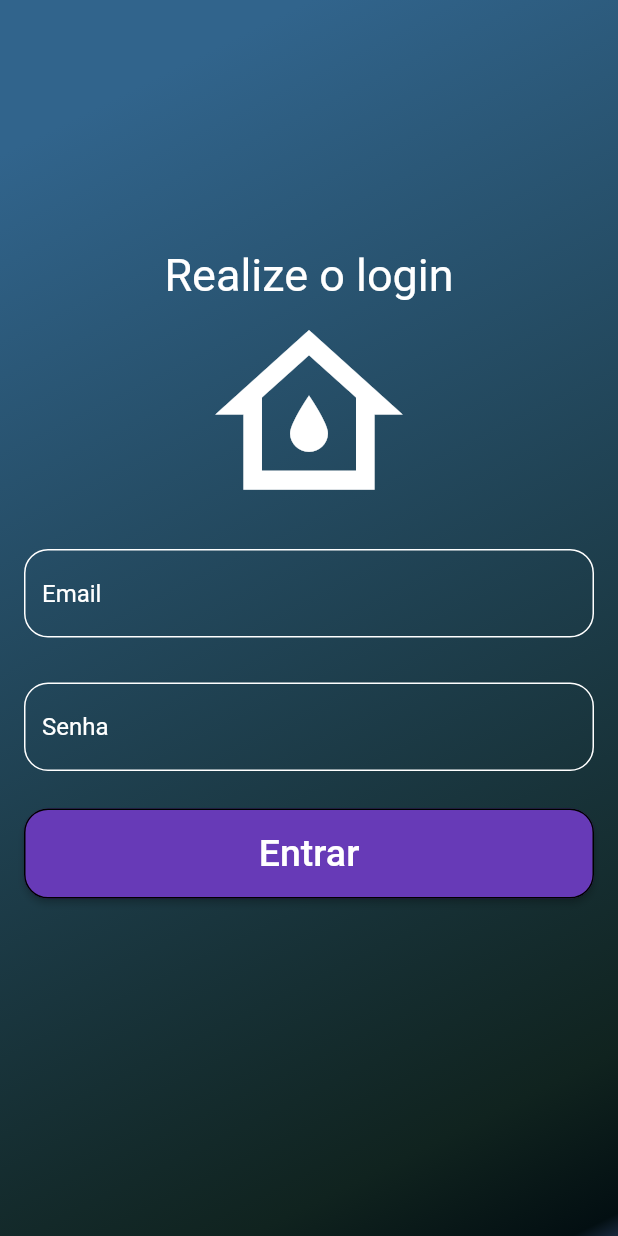
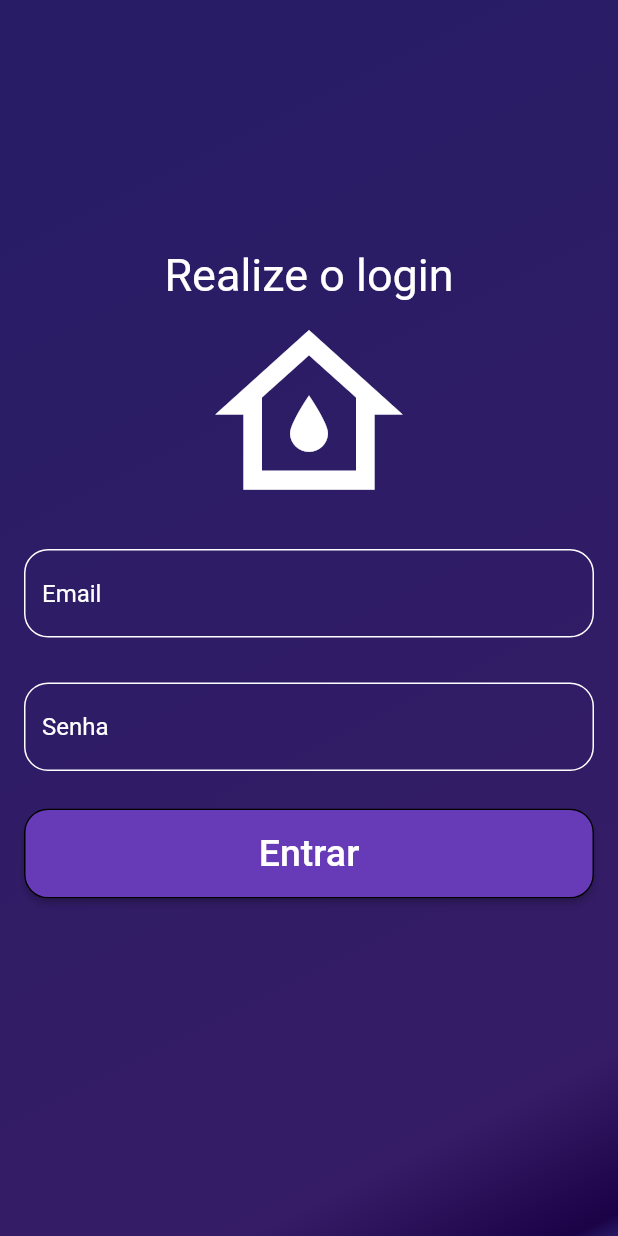
Before and after one commit to viinynunes/controle-pedidos, a Flutter app: the screen it shows after launch, on a phone screen of 412 x 824 dp. Run offline on Flutter 3.47's test engine with Material 2 defaults, Android fonts, the phone set to English and light mode, and no system bars; our stand-ins replace cloud_firestore, firebase_auth, firebase_core, flutter_slidable, open_file, pdf and 1 more; missing offline and left inert: rect_getter, syncfusion_flutter_xlsio; accounts and stored records are empty.

Commit message:
Changing Drawer color

```diff
--- a/lib/utils/utils.dart
+++ b/lib/utils/utils.dart
@@ -14,10 +14,10 @@ class Utils {
             begin: Alignment.bottomRight,
             end: Alignment.topLeft,
             colors: [
-              Color(0xFF19293e),
-              Color(0xFF030f12),
-              Color(0xFF10231f),
-              Color(0xFF31648c),
+              Color(0xFF281c66),
+              Color(0xFF1b0247),
+              Color(0xFF361c66),
+              Color(0xFF281c66),
             ],
           )),
     );
```
